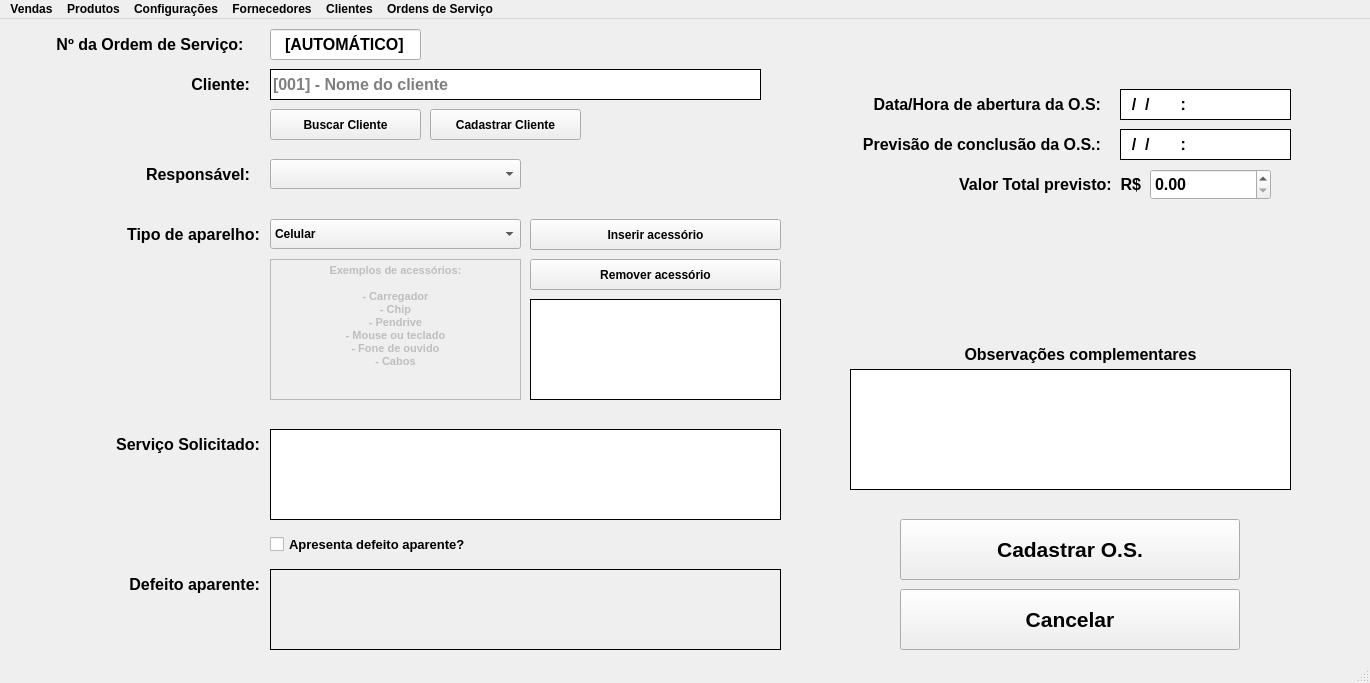
Before: the Qt Designer form Layout/tela_cadastro_os.ui in JohnHSR/SISTEMAPDV, drawn with Qt 5.
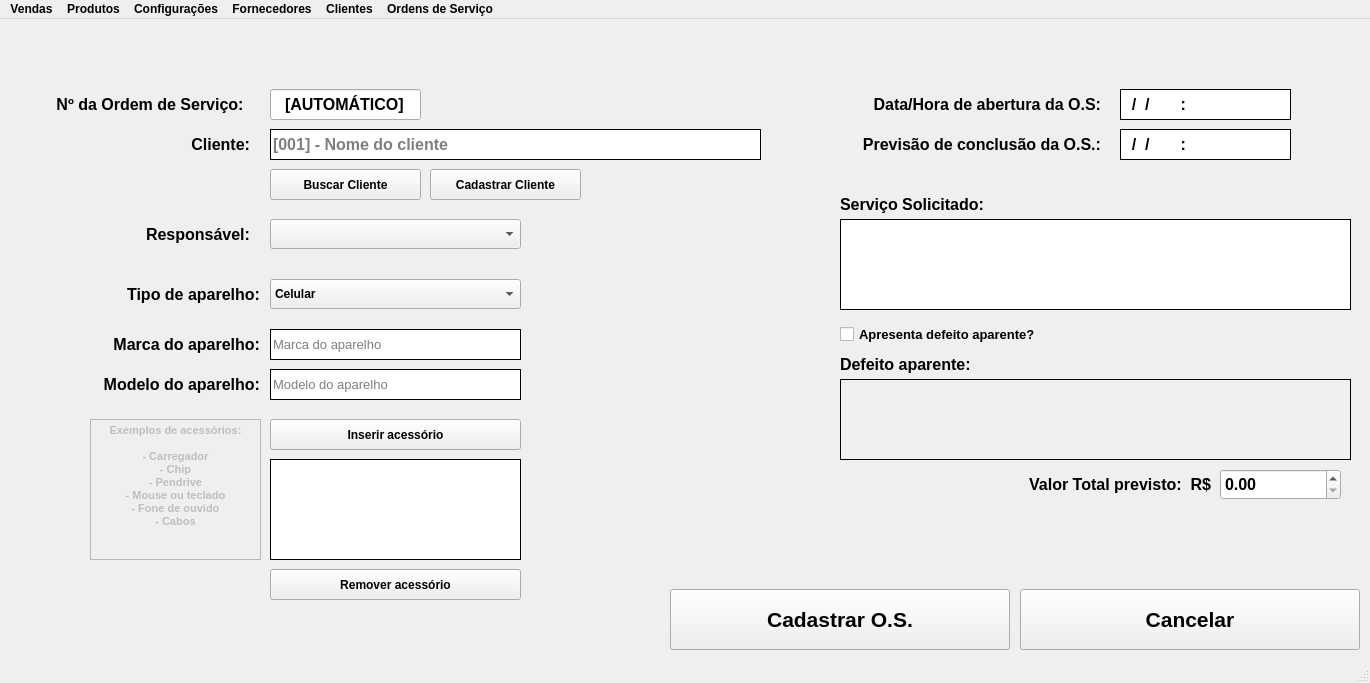
After: the same form once the commit is applied.

Commit message: Update na tela de O.S.

```diff
--- a/Layout/tela_cadastro_os.ui
+++ b/Layout/tela_cadastro_os.ui
@@ -33,7 +33,7 @@
     <property name="geometry">
      <rect>
       <x>40</x>
-      <y>10</y>
+      <y>70</y>
       <width>220</width>
       <height>31</height>
      </rect>
@@ -59,7 +59,7 @@
     <property name="geometry">
      <rect>
       <x>270</x>
-      <y>10</y>
+      <y>70</y>
       <width>151</width>
       <height>31</height>
      </rect>
@@ -94,7 +94,7 @@
     <property name="geometry">
      <rect>
       <x>270</x>
-      <y>50</y>
+      <y>110</y>
       <width>491</width>
       <height>31</height>
      </rect>
@@ -133,7 +133,7 @@
     <property name="geometry">
      <rect>
       <x>40</x>
-      <y>50</y>
+      <y>110</y>
       <width>210</width>
       <height>31</height>
      </rect>
@@ -156,7 +156,7 @@
     <property name="geometry">
      <rect>
       <x>270</x>
-      <y>90</y>
+      <y>150</y>
       <width>151</width>
       <height>31</height>
      </rect>
@@ -175,7 +175,7 @@
     <property name="geometry">
      <rect>
       <x>430</x>
-      <y>90</y>
+      <y>150</y>
       <width>151</width>
       <height>31</height>
      </rect>
@@ -194,7 +194,7 @@
     <property name="geometry">
      <rect>
       <x>270</x>
-      <y>200</y>
+      <y>260</y>
       <width>251</width>
       <height>30</height>
      </rect>
@@ -286,7 +286,7 @@
     <property name="geometry">
      <rect>
       <x>50</x>
-      <y>200</y>
+      <y>260</y>
       <width>210</width>
       <height>31</height>
      </rect>
@@ -308,8 +308,8 @@
    <widget class="QPushButton" name="os_inserir_acessorio">
     <property name="geometry">
      <rect>
-      <x>530</x>
-      <y>200</y>
+      <x>270</x>
+      <y>400</y>
       <width>251</width>
       <height>31</height>
      </rect>
@@ -324,9 +324,9 @@
     </property>
     <property name="geometry">
      <rect>
-      <x>270</x>
-      <y>240</y>
-      <width>251</width>
+      <x>90</x>
+      <y>400</y>
+      <width>171</width>
       <height>141</height>
      </rect>
     </property>
@@ -351,8 +351,8 @@
     </property>
     <property name="geometry">
      <rect>
-      <x>530</x>
-      <y>280</y>
+      <x>270</x>
+      <y>440</y>
       <width>251</width>
       <height>101</height>
      </rect>
@@ -368,8 +368,8 @@
      <string>&lt;!DOCTYPE HTML PUBLIC &quot;-//W3C//DTD HTML 4.0//EN&quot; &quot;http://www.w3.org/TR/REC-html40/strict.dtd&quot;&gt;
 &lt;html&gt;&lt;head&gt;&lt;meta name=&quot;qrichtext&quot; content=&quot;1&quot; /&gt;&lt;style type=&quot;text/css&quot;&gt;
 p, li { white-space: pre-wrap; }
-&lt;/style&gt;&lt;/head&gt;&lt;body style=&quot; font-family:'MS Shell Dlg 2'; font-size:8.25pt; font-weight:600; font-style:normal;&quot;&gt;
-&lt;p style=&quot;-qt-paragraph-type:empty; margin-top:0px; margin-bottom:0px; margin-left:0px; margin-right:0px; -qt-block-indent:0; text-indent:0px;&quot;&gt;&lt;br /&gt;&lt;/p&gt;&lt;/body&gt;&lt;/html&gt;</string>
+&lt;/style&gt;&lt;/head&gt;&lt;body style=&quot; font-family:'MS Shell Dlg 2'; font-size:8.25pt; font-weight:400; font-style:normal;&quot;&gt;
+&lt;p style=&quot;-qt-paragraph-type:empty; margin-top:0px; margin-bottom:0px; margin-left:0px; margin-right:0px; -qt-block-indent:0; text-indent:0px; font-weight:600;&quot;&gt;&lt;br /&gt;&lt;/p&gt;&lt;/body&gt;&lt;/html&gt;</string>
     </property>
    </widget>
    <widget class="QTextEdit" name="os_servico_solicitado">
@@ -378,8 +378,8 @@
     </property>
     <property name="geometry">
      <rect>
-      <x>270</x>
-      <y>410</y>
+      <x>840</x>
+      <y>200</y>
       <width>511</width>
       <height>91</height>
      </rect>
@@ -395,8 +395,8 @@
      <string>&lt;!DOCTYPE HTML PUBLIC &quot;-//W3C//DTD HTML 4.0//EN&quot; &quot;http://www.w3.org/TR/REC-html40/strict.dtd&quot;&gt;
 &lt;html&gt;&lt;head&gt;&lt;meta name=&quot;qrichtext&quot; content=&quot;1&quot; /&gt;&lt;style type=&quot;text/css&quot;&gt;
 p, li { white-space: pre-wrap; }
-&lt;/style&gt;&lt;/head&gt;&lt;body style=&quot; font-family:'MS Shell Dlg 2'; font-size:8.25pt; font-weight:600; font-style:normal;&quot;&gt;
-&lt;p style=&quot;-qt-paragraph-type:empty; margin-top:0px; margin-bottom:0px; margin-left:0px; margin-right:0px; -qt-block-indent:0; text-indent:0px;&quot;&gt;&lt;br /&gt;&lt;/p&gt;&lt;/body&gt;&lt;/html&gt;</string>
+&lt;/style&gt;&lt;/head&gt;&lt;body style=&quot; font-family:'MS Shell Dlg 2'; font-size:8.25pt; font-weight:400; font-style:normal;&quot;&gt;
+&lt;p style=&quot;-qt-paragraph-type:empty; margin-top:0px; margin-bottom:0px; margin-left:0px; margin-right:0px; -qt-block-indent:0; text-indent:0px; font-weight:600;&quot;&gt;&lt;br /&gt;&lt;/p&gt;&lt;/body&gt;&lt;/html&gt;</string>
     </property>
    </widget>
    <widget class="QTextEdit" name="os_defeito_aparente">
@@ -405,8 +405,8 @@
     </property>
     <property name="geometry">
      <rect>
-      <x>270</x>
-      <y>550</y>
+      <x>840</x>
+      <y>360</y>
       <width>511</width>
       <height>81</height>
      </rect>
@@ -422,15 +422,15 @@
      <string>&lt;!DOCTYPE HTML PUBLIC &quot;-//W3C//DTD HTML 4.0//EN&quot; &quot;http://www.w3.org/TR/REC-html40/strict.dtd&quot;&gt;
 &lt;html&gt;&lt;head&gt;&lt;meta name=&quot;qrichtext&quot; content=&quot;1&quot; /&gt;&lt;style type=&quot;text/css&quot;&gt;
 p, li { white-space: pre-wrap; }
-&lt;/style&gt;&lt;/head&gt;&lt;body style=&quot; font-family:'MS Shell Dlg 2'; font-size:8.25pt; font-weight:600; font-style:normal;&quot;&gt;
-&lt;p style=&quot;-qt-paragraph-type:empty; margin-top:0px; margin-bottom:0px; margin-left:0px; margin-right:0px; -qt-block-indent:0; text-indent:0px;&quot;&gt;&lt;br /&gt;&lt;/p&gt;&lt;/body&gt;&lt;/html&gt;</string>
+&lt;/style&gt;&lt;/head&gt;&lt;body style=&quot; font-family:'MS Shell Dlg 2'; font-size:8.25pt; font-weight:400; font-style:normal;&quot;&gt;
+&lt;p style=&quot;-qt-paragraph-type:empty; margin-top:0px; margin-bottom:0px; margin-left:0px; margin-right:0px; -qt-block-indent:0; text-indent:0px; font-weight:600;&quot;&gt;&lt;br /&gt;&lt;/p&gt;&lt;/body&gt;&lt;/html&gt;</string>
     </property>
    </widget>
    <widget class="QCheckBox" name="os_chk_defeito">
     <property name="geometry">
      <rect>
-      <x>270</x>
-      <y>510</y>
+      <x>840</x>
+      <y>300</y>
       <width>511</width>
       <height>31</height>
      </rect>
@@ -449,8 +449,8 @@
    <widget class="QLabel" name="clientes_label_codigo_4">
     <property name="geometry">
      <rect>
-      <x>50</x>
-      <y>410</y>
+      <x>840</x>
+      <y>170</y>
       <width>210</width>
       <height>31</height>
      </rect>
@@ -466,14 +466,14 @@
      <string>Serviço Solicitado:</string>
     </property>
     <property name="alignment">
-     <set>Qt::AlignRight|Qt::AlignTrailing|Qt::AlignVCenter</set>
+     <set>Qt::AlignLeading|Qt::AlignLeft|Qt::AlignVCenter</set>
     </property>
    </widget>
    <widget class="QLabel" name="clientes_label_codigo_5">
     <property name="geometry">
      <rect>
-      <x>50</x>
-      <y>550</y>
+      <x>840</x>
+      <y>330</y>
       <width>210</width>
       <height>31</height>
      </rect>
@@ -489,7 +489,7 @@
      <string>Defeito aparente:</string>
     </property>
     <property name="alignment">
-     <set>Qt::AlignRight|Qt::AlignTrailing|Qt::AlignVCenter</set>
+     <set>Qt::AlignLeading|Qt::AlignLeft|Qt::AlignVCenter</set>
     </property>
    </widget>
    <widget class="QLineEdit" name="os_data_abertura">
@@ -619,8 +619,8 @@
    <widget class="QLabel" name="clientes_label_codigo_8">
     <property name="geometry">
      <rect>
-      <x>870</x>
-      <y>150</y>
+      <x>940</x>
+      <y>450</y>
       <width>271</width>
       <height>31</height>
      </rect>
@@ -642,8 +642,8 @@
    <widget class="QDoubleSpinBox" name="os_total_previsto">
     <property name="geometry">
      <rect>
-      <x>1150</x>
-      <y>150</y>
+      <x>1220</x>
+      <y>450</y>
       <width>121</width>
       <height>31</height>
      </rect>
@@ -656,61 +656,11 @@
      </font>
     </property>
    </widget>
-   <widget class="QTextEdit" name="os_obs_complementares">
-    <property name="enabled">
-     <bool>true</bool>
-    </property>
-    <property name="geometry">
-     <rect>
-      <x>850</x>
-      <y>350</y>
-      <width>441</width>
-      <height>121</height>
-     </rect>
-    </property>
-    <property name="styleSheet">
-     <string notr="true">border-width: 1px;
-border-style: solid;</string>
-    </property>
-    <property name="readOnly">
-     <bool>false</bool>
-    </property>
-    <property name="html">
-     <string>&lt;!DOCTYPE HTML PUBLIC &quot;-//W3C//DTD HTML 4.0//EN&quot; &quot;http://www.w3.org/TR/REC-html40/strict.dtd&quot;&gt;
-&lt;html&gt;&lt;head&gt;&lt;meta name=&quot;qrichtext&quot; content=&quot;1&quot; /&gt;&lt;style type=&quot;text/css&quot;&gt;
-p, li { white-space: pre-wrap; }
-&lt;/style&gt;&lt;/head&gt;&lt;body style=&quot; font-family:'MS Shell Dlg 2'; font-size:8.25pt; font-weight:600; font-style:normal;&quot;&gt;
-&lt;p style=&quot;-qt-paragraph-type:empty; margin-top:0px; margin-bottom:0px; margin-left:0px; margin-right:0px; -qt-block-indent:0; text-indent:0px;&quot;&gt;&lt;br /&gt;&lt;/p&gt;&lt;/body&gt;&lt;/html&gt;</string>
-    </property>
-   </widget>
-   <widget class="QLabel" name="clientes_label_codigo_9">
-    <property name="geometry">
-     <rect>
-      <x>860</x>
-      <y>320</y>
-      <width>441</width>
-      <height>31</height>
-     </rect>
-    </property>
-    <property name="font">
-     <font>
-      <pointsize>12</pointsize>
-      <weight>75</weight>
-      <bold>true</bold>
-     </font>
-    </property>
-    <property name="text">
-     <string>Observações complementares</string>
-    </property>
-    <property name="alignment">
-     <set>Qt::AlignCenter</set>
-    </property>
-   </widget>
    <widget class="QLabel" name="clientes_label_codigo_10">
     <property name="geometry">
      <rect>
       <x>40</x>
-      <y>140</y>
+      <y>200</y>
       <width>210</width>
       <height>31</height>
      </rect>
@@ -733,7 +683,7 @@
     <property name="geometry">
      <rect>
       <x>270</x>
-      <y>140</y>
+      <y>200</y>
       <width>251</width>
       <height>30</height>
      </rect>
@@ -754,8 +704,8 @@
    <widget class="QPushButton" name="os_cadastrar_os">
     <property name="geometry">
      <rect>
-      <x>900</x>
-      <y>500</y>
+      <x>670</x>
+      <y>570</y>
       <width>340</width>
       <height>61</height>
      </rect>
@@ -774,7 +724,7 @@
    <widget class="QPushButton" name="os_cancelar">
     <property name="geometry">
      <rect>
-      <x>900</x>
+      <x>1020</x>
       <y>570</y>
       <width>340</width>
       <height>61</height>
@@ -794,8 +744,8 @@
    <widget class="QPushButton" name="os_remover_acessorio">
     <property name="geometry">
      <rect>
-      <x>530</x>
-      <y>240</y>
+      <x>270</x>
+      <y>550</y>
       <width>251</width>
       <height>31</height>
      </rect>
@@ -804,6 +754,130 @@
      <string>Remover acessório</string>
     </property>
    </widget>
+   <widget class="QLineEdit" name="os_marca_aparelho">
+    <property name="enabled">
+     <bool>true</bool>
+    </property>
+    <property name="geometry">
+     <rect>
+      <x>270</x>
+      <y>310</y>
+      <width>251</width>
+      <height>31</height>
+     </rect>
+    </property>
+    <property name="font">
+     <font>
+      <pointsize>10</pointsize>
+      <weight>50</weight>
+      <bold>false</bold>
+     </font>
+    </property>
+    <property name="styleSheet">
+     <string notr="true">border-width: 1px;
+border-style: solid;</string>
+    </property>
+    <property name="inputMask">
+     <string/>
+    </property>
+    <property name="maxLength">
+     <number>32767</number>
+    </property>
+    <property name="alignment">
+     <set>Qt::AlignLeading|Qt::AlignLeft|Qt::AlignVCenter</set>
+    </property>
+    <property name="readOnly">
+     <bool>false</bool>
+    </property>
+    <property name="placeholderText">
+     <string>Marca do aparelho</string>
+    </property>
+   </widget>
+   <widget class="QLabel" name="clientes_label_codigo_9">
+    <property name="geometry">
+     <rect>
+      <x>50</x>
+      <y>310</y>
+      <width>210</width>
+      <height>31</height>
+     </rect>
+    </property>
+    <property name="font">
+     <font>
+      <pointsize>12</pointsize>
+      <weight>75</weight>
+      <bold>true</bold>
+     </font>
+    </property>
+    <property name="text">
+     <string>Marca do aparelho:</string>
+    </property>
+    <property name="alignment">
+     <set>Qt::AlignRight|Qt::AlignTrailing|Qt::AlignVCenter</set>
+    </property>
+   </widget>
+   <widget class="QLabel" name="clientes_label_codigo_11">
+    <property name="geometry">
+     <rect>
+      <x>50</x>
+      <y>350</y>
+      <width>210</width>
+      <height>31</height>
+     </rect>
+    </property>
+    <property name="font">
+     <font>
+      <pointsize>12</pointsize>
+      <weight>75</weight>
+      <bold>true</bold>
+     </font>
+    </property>
+    <property name="text">
+     <string>Modelo do aparelho:</string>
+    </property>
+    <property name="alignment">
+     <set>Qt::AlignRight|Qt::AlignTrailing|Qt::AlignVCenter</set>
+    </property>
+   </widget>
+   <widget class="QLineEdit" name="os_modelo_aparelho">
+    <property name="enabled">
+     <bool>true</bool>
+    </property>
+    <property name="geometry">
+     <rect>
+      <x>270</x>
+      <y>350</y>
+      <width>251</width>
+      <height>31</height>
+     </rect>
+    </property>
+    <property name="font">
+     <font>
+      <pointsize>10</pointsize>
+      <weight>50</weight>
+      <bold>false</bold>
+     </font>
+    </property>
+    <property name="styleSheet">
+     <string notr="true">border-width: 1px;
+border-style: solid;</string>
+    </property>
+    <property name="inputMask">
+     <string/>
+    </property>
+    <property name="maxLength">
+     <number>32767</number>
+    </property>
+    <property name="alignment">
+     <set>Qt::AlignLeading|Qt::AlignLeft|Qt::AlignVCenter</set>
+    </property>
+    <property name="readOnly">
+     <bool>false</bool>
+    </property>
+    <property name="placeholderText">
+     <string>Modelo do aparelho</string>
+    </property>
+   </widget>
   </widget>
   <widget class="QMenuBar" name="menubar">
    <property name="geometry">
```
The commit also changes 9 other files.
